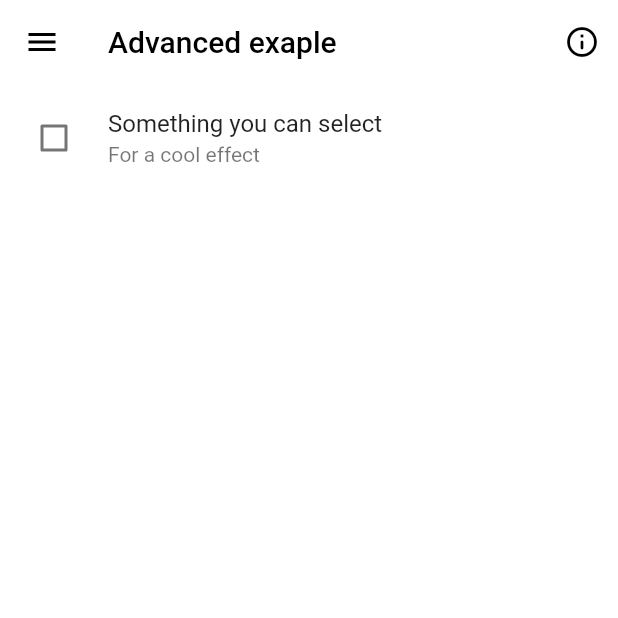
After one commit to RoundedInfinity/flutility, a Flutter app: the screen it shows after launch, after a tap on "Animate it", after a tap on "Advanced example", on a phone screen of 412 x 824 dp, the top half of it. The commit adds this screen. Run offline on Flutter 3.47's test engine with Material 2 defaults, Android fonts, the phone set to English and light mode, and no system bars.

Commit message:
added example and advanced example

```diff
--- /dev/null
+++ b/example/lib/app_bar_page.dart
@@ -0,0 +1,94 @@
+import 'package:flutter/material.dart';
+
+import 'package:flutter_util/flutter_util.dart';
+
+class AppBarPage extends StatefulWidget {
+  @override
+  _AppBarPageState createState() => _AppBarPageState();
+}
+
+class _AppBarPageState extends State<AppBarPage> {
+  bool animate = false;
+
+  @override
+  Widget build(BuildContext context) {
+    Widget _appBar() => SliverAppBar(
+          pinned: true,
+          title: Text(
+            animate ? '1 item selected' : 'Advanced exaple',
+            style: TextStyle(color: animate ? Colors.white : Colors.black),
+          ),
+          backgroundColor: Colors.white,
+          leading: Center(
+            child: IconButton(
+              onPressed: () {
+                setState(() {
+                  if (animate) animate = false;
+                });
+              },
+              icon: SimpleAnimatedIcon(
+                animate: animate,
+                color: animate ? Colors.white : Colors.black,
+                icon: AnimatedIcons.menu_close,
+              ),
+            ),
+          ),
+          actions: [
+            ScaleIconSwitch(
+              animate: animate,
+              secondIcon: Icon(
+                Icons.share_outlined,
+                color: Colors.white,
+              ),
+              onSecondPressed: () {},
+            ),
+            ScaleIconSwitch(
+              animate: animate,
+              firstIcon: Icon(Icons.info_outline_rounded, color: Colors.black),
+              secondIcon: Icon(
+                Icons.delete_outline_outlined,
+                color: Colors.white,
+              ),
+              onFirstPressed: () {},
+              onSecondPressed: () {},
+            ),
+          ],
+          flexibleSpace: Container(
+            child: RippleAnimation(
+              animate: animate,
+              duration: Duration(milliseconds: 260),
+              offsetY: 90,
+              offsetX: 40,
+              rippleColor: Colors.deepPurpleAccent[400],
+              backgroundColor: Colors.white,
+              height: 56,
+            ),
+          ),
+        );
+
+    return Scaffold(
+      backgroundColor: Colors.white,
+      body: NestedScrollView(
+        headerSliverBuilder: (context, innerBoxIsScrolled) => [_appBar()],
+        body: Column(
+          children: [
+            CheckboxListTile(
+              activeColor: Colors.deepPurpleAccent[400],
+              value: animate,
+              controlAffinity: ListTileControlAffinity.leading,
+              title: Text('Something you can select'),
+              subtitle: Text('For a cool effect'),
+              onChanged: (bool value) {
+                setState(
+                  () {
+                    animate = value;
+                  },
+                );
+              },
+            )
+          ],
+        ),
+      ),
+    );
+  }
+}
--- a/example/lib/main.dart
+++ b/example/lib/main.dart
@@ -1,5 +1,7 @@
 import 'package:flutter/material.dart';
 import 'package:flutter_util/flutter_util.dart';
+
+import 'app_bar_page.dart';
 
 void main() {
   runApp(MyApp());
@@ -20,21 +22,85 @@ class MyApp extends StatelessWidget {
   }
 }
 
-class HomePage extends StatelessWidget {
+class HomePage extends StatefulWidget {
+  @override
+  _HomePageState createState() => _HomePageState();
+}
+
+class _HomePageState extends State<HomePage> {
+  bool animate = false;
+
+  //Using the logger
+  void useLogger() {
+    Logger logger = Logger(name: 'Dieter the logger');
+    logger.log('Hello there!');
+
+    logger.logInfo('This is a info message');
+
+    var list = ['hello', 'there'];
+    logger.logRich(list, 'This is a rich message');
+  }
+
+//Controlls the animation bool
+  void setAnimation() {
+    setState(() {
+      animate = !animate;
+    });
+  }
+
+  Widget _simpleAnimatedIcon() => SimpleAnimatedIcon(
+        animate: animate,
+        icon: AnimatedIcons.play_pause,
+      );
+
+  Widget _scaleItemSwitch() => Row(
+        mainAxisAlignment: MainAxisAlignment.center,
+        children: [
+          ScaleIconSwitch(
+            animate: animate,
+            firstIcon: Icon(Icons.share_outlined),
+            secondIcon: Icon(Icons.delete_outline),
+            // giving the icons a on pressed function so they are not in the disabled state.
+            onFirstPressed: () {},
+            onSecondPressed: () {},
+          ),
+          //Just lets the icon disappear
+          ScaleIconSwitch(
+            animate: animate, duration: Duration(milliseconds: 500),
+            firstIcon: Icon(Icons.add_a_photo_outlined),
+
+            // giving the icons a on pressed function so they are not in the disabled state.
+            onFirstPressed: () {},
+          ),
+        ],
+      );
+
   @override
   Widget build(BuildContext context) {
     return Scaffold(
       appBar: AppBar(title: Text('HomePage')),
-      body: Column(
-        children: [
-          RaisedButton(
-              onPressed: () {
-                Logger logger = Logger(name: 'Dieter the logger');
-                logger.log('Hello there!');
-
-              },
-              child: Text('Hello logger'))
-        ],
+      body: Center(
+        child: Column(
+          children: [
+            RaisedButton(
+              onPressed: setAnimation,
+              child: Text('Animate it'),
+            ),
+            Text('Simple animated icon'),
+            _simpleAnimatedIcon(),
+            Text('ScaleIconSwitch'),
+            _scaleItemSwitch(),
+            RaisedButton(
+              onPressed: useLogger,
+              child: Text('Hello logger'),
+            ),
+            RaisedButton(
+              onPressed: () => Navigator.of(context).push(MaterialPageRoute(
+                  builder: (BuildContext context) => AppBarPage())),
+              child: Text('Advanced example'),
+            ),
+          ],
+        ),
       ),
     );
   }
--- a/lib/flutter_util.dart
+++ b/lib/flutter_util.dart
@@ -1,7 +1,7 @@
 library flutter_util;
+
+
 export 'package:flutter_util/logger.dart';
-/// A Calculator.
-class Calculator {
-  /// Returns [value] plus 1.
-  int addOne(int value) => value + 1;
-}
+export 'package:flutter_util/ripple_anamation.dart';
+export 'package:flutter_util/scale_item_switch.dart';
+export 'package:flutter_util/simple_animated_icon.dart';
--- a/lib/logger.dart
+++ b/lib/logger.dart
@@ -35,8 +35,8 @@ class Logger {
   }
 
   ///Rich logs also include runtime Types.
-  void logRich(var message) {
-    print(_nameColor + '< ℹ $name >' + '\x1B[0m ');
+  void logRich(var message,[String description]) {
+    print(_nameColor + '< ℹ $name - $description >' + '\x1B[0m ');
     print(_textColor + 'message: ${message.toString()}');
     print(_textColor + 'runtimeType: ${message.runtimeType.toString()}');
   }
--- a/lib/ripple_anamation.dart
+++ b/lib/ripple_anamation.dart
@@ -1,13 +1,20 @@
 import 'package:flutter/material.dart';
 import 'package:flutter/widgets.dart';
 
-
-
 class RippleAnimation extends StatefulWidget {
   final bool animate;
-  final double height,offsetX,offsetY;
+  final double height, offsetX, offsetY;
+  final Color rippleColor, backgroundColor;
+  final Duration duration;
 
-  const RippleAnimation({Key key, @required this.animate, this.height = 100, this.offsetX, this.offsetY})
+  const RippleAnimation(
+      {Key key,
+      @required this.animate,
+      this.height = 100,
+      this.offsetX,
+      this.offsetY,
+      this.rippleColor = Colors.blue,
+      this.backgroundColor = Colors.white, this.duration = const Duration(milliseconds: 200)})
       : super(key: key);
   @override
   _RippleAnimationState createState() => _RippleAnimationState();
@@ -24,17 +31,18 @@ class _RippleAnimationState extends State<RippleAnimation>
     super.initState();
 
     _controller =
-        AnimationController(vsync: this, duration: Duration(milliseconds: 200));
+        AnimationController(vsync: this, duration: widget.duration);
     _animation = Tween(begin: 0.0, end: 1.0).animate(_controller);
   }
 
   @override
   Widget build(BuildContext context) {
-     double screenWidth = MediaQuery.of(context).size.width;
+    double screenWidth = MediaQuery.of(context).size.width;
     if (!widget.animate) {
       _controller.reverse();
     } else if (widget.animate) _controller.forward();
-    return AnimatedContainer(color: Colors.black,
+    return AnimatedContainer(
+      color: widget.backgroundColor,
       height: widget.height,
       width: screenWidth,
       duration: Duration(milliseconds: 200),
@@ -43,9 +51,10 @@ class _RippleAnimationState extends State<RippleAnimation>
         builder: (context, child) {
           return CustomPaint(
             painter: RipplePaint(
+              color: widget.rippleColor,
               containerHeight: widget.height,
               center: Offset(widget.offsetX ?? 0, widget.offsetY ?? 0),
-              radius: _animation.value * screenWidth *1.5,
+              radius: _animation.value * screenWidth * 1.5,
               context: context,
             ),
           );
@@ -63,8 +72,12 @@ class RipplePaint extends CustomPainter {
   Color color;
   double statusBarHeight, screenWidth;
 
-  RipplePaint({this.context, this.containerHeight, this.center, this.radius}) {
-    color = Colors.indigo;
+  RipplePaint(
+      {this.context,
+      this.containerHeight,
+      this.center,
+      this.radius,
+      this.color}) {
     statusBarHeight = MediaQuery.of(context).padding.top;
     screenWidth = MediaQuery.of(context).size.width;
   }
@@ -74,7 +87,8 @@ class RipplePaint extends CustomPainter {
     Paint circlePainter = Paint();
 
     circlePainter.color = color;
-    canvas.clipRect(Rect.fromLTWH(0, 0, screenWidth, containerHeight + statusBarHeight));
+    canvas.clipRect(
+        Rect.fromLTWH(0, 0, screenWidth, containerHeight + statusBarHeight));
     canvas.drawCircle(center, radius, circlePainter);
   }
 
--- a/lib/simple_animated_icon.dart
+++ b/lib/simple_animated_icon.dart
@@ -5,12 +5,16 @@ class SimpleAnimatedIcon extends StatefulWidget {
   final bool animate;
   final AnimatedIconData icon;
   final Duration duration;
+  final Color color;
+  final double size;
 
   const SimpleAnimatedIcon({
     Key key,
     @required this.animate,
     @required this.icon,
     this.duration = const Duration(milliseconds: 200),
+    this.color,
+    this.size,
   }) : super(key: key);
   @override
   _SimpleAnimatedIconState createState() => _SimpleAnimatedIconState();
@@ -48,6 +52,8 @@ class _SimpleAnimatedIconState extends State<SimpleAnimatedIcon>
     } else if (widget.animate) _controller.forward();
     return AnimatedIcon(
       icon: widget.icon,
+      color: widget.color ?? Theme.of(context).iconTheme.color,
+      size: widget.size ?? Theme.of(context).iconTheme.size,
       progress: _controller,
     );
   }
```
Also changed, not shown: 2 other files.
